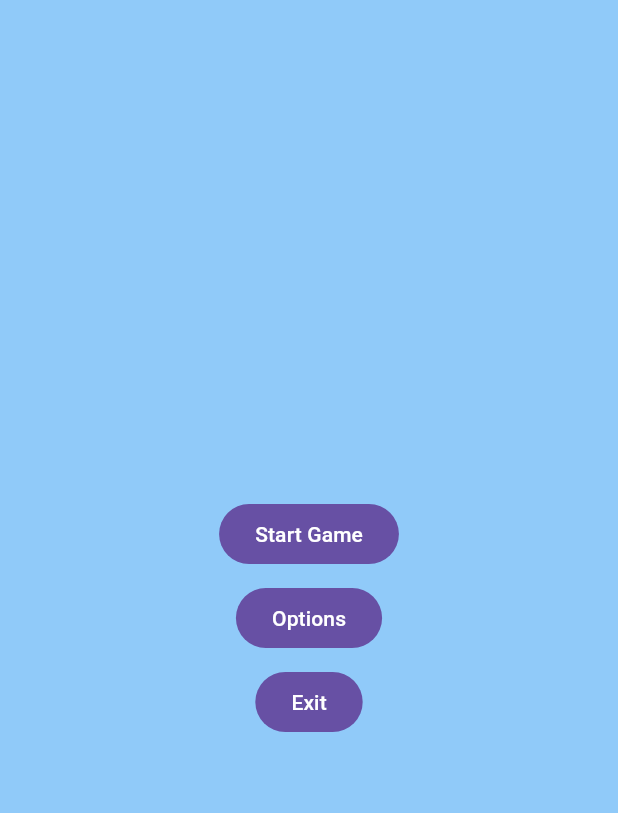
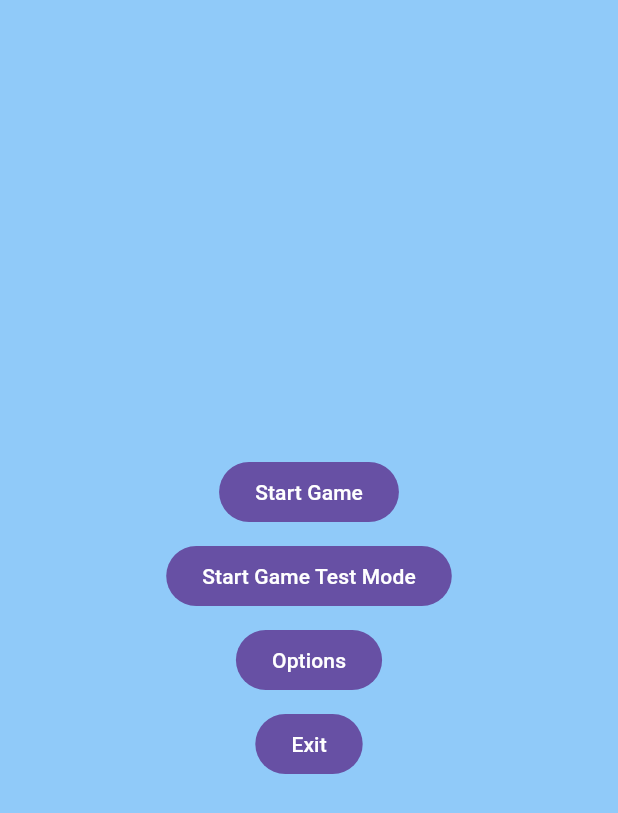
Before and after one commit to andrcfs/space_scape, a Flutter app: the Menu screen opened directly with empty values, after a tap on "Start Game", on a phone screen of 412 x 824 dp. Shown: the top 813 px of the screen. Run offline on Flutter 3.47's test engine with Material 3 defaults, Android fonts, the phone set to English and light mode, and no system bars; missing offline and left inert: flame.

Commit message:
debug and test menu

```diff
--- a/lib/components/enemy.dart
+++ b/lib/components/enemy.dart
@@ -23,7 +23,6 @@ class Enemy extends SpriteAnimationComponent
 
   static const double enemySize = 24.0;
   static const double maxHealth = 1;
-  static const double enemySpeed = 35.0;
   static const double damage = 1;
   late final RectangleHitbox hitbox;
   late final RectangleHitbox body;
@@ -32,7 +31,9 @@ class Enemy extends SpriteAnimationComponent
   final double _updateInterval = .01;
   Vector2 direction = Vector2(0, 1);
   Vector2 collisionVector = Vector2(0, 0);
+  double enemySpeed = 35.0;
   double turnSpeed = 1.5;
+  static bool hasMovement = true;
 
   int xpDropRate = 50;
 
@@ -60,15 +61,21 @@ class Enemy extends SpriteAnimationComponent
   @override
   void update(double dt) {
     super.update(dt);
-    _updateTimer += dt;
-    if (_updateTimer >= _updateInterval) {
-      _updateTimer = 0.0;
-      var playerDirection = game.player.position - position;
-      if (playerDirection.angleToSigned(direction).abs() > 0.1) {
-        changeDirection(playerDirection.angleToSigned(direction), dt);
+    if (hasMovement) {
+      _updateTimer += dt;
+      if (_updateTimer >= _updateInterval) {
+        _updateTimer = 0.0;
+        facePlayer(dt);
       }
+      position += direction * dt * enemySpeed;
     }
-    position += direction * dt * enemySpeed;
+  }
+
+  void facePlayer(double dt) {
+    var playerDirection = game.player.position - position;
+    if (playerDirection.angleToSigned(direction).abs() > 0.1) {
+      changeDirection(playerDirection.angleToSigned(direction), dt);
+    }
   }
 
   @override
--- a/lib/overlays/menu.dart
+++ b/lib/overlays/menu.dart
@@ -17,10 +17,18 @@ class Menu extends StatelessWidget {
             FilledButton(
                 onPressed: () {
                   game.gameOver = false;
-                  game.gameStart();
+                  game.startGame();
                   game.overlays.remove('Menu');
                 },
                 child: const Text('Start Game')),
+            const SizedBox(height: 8),
+            FilledButton(
+                onPressed: () {
+                  game.gameOver = false;
+                  game.startTest();
+                  game.overlays.remove('Menu');
+                },
+                child: const Text('Start Game Test Mode')),
             const SizedBox(height: 8),
             FilledButton(
               onPressed: () {},
--- a/pubspec.yaml
+++ b/pubspec.yaml
@@ -9,7 +9,7 @@ environment:
 dependencies:
   bonfire: ^3.6.2
   flame: ^1.18.0
-  flame_audio: ^2.10.1
+  audioplayers: ^5.2.1
   flutter:
     sdk: flutter
 
@@ -18,6 +18,10 @@ dev_dependencies:
     sdk: flutter
   flutter_lints: ^3.0.0
 
+platforms:
+  windows:
+    enabled: true
+
 flutter:
   assets:
     - assets/audio/
```
Also changed, not shown: lib/overlays/pause_menu.dart (+31 -6 lines), lib/space_game.dart (+51 -1 lines), lib/overlays/test_menu.dart (added), pubspec.lock, 1 other file.
